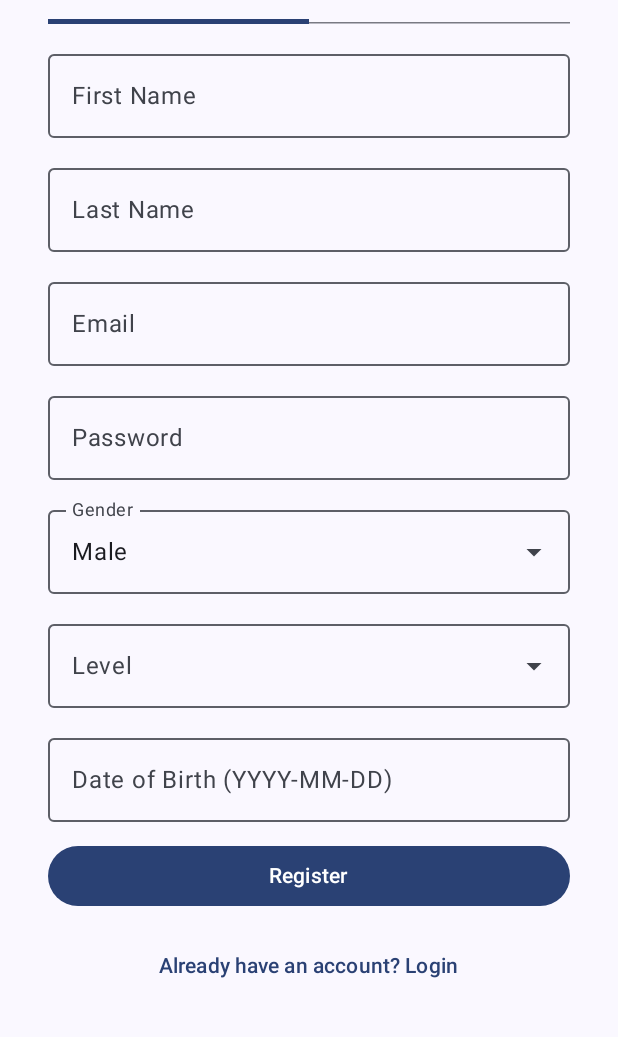
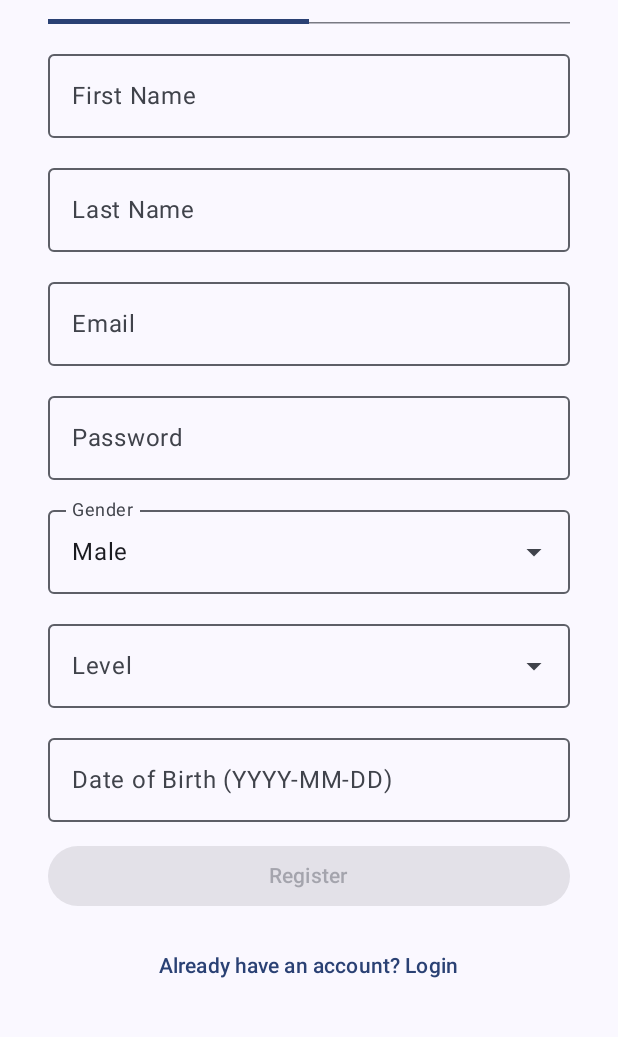
Before and after one commit to GodefroyL/mini_university_system, an Android app built with Jetpack Compose: the RegisterScreen screen opened through its navigation route, on a phone screen of 412 x 824 dp, the part 186-1223 px from its top. Run offline under Robolectric (Android 15) with nearby library versions, the phone set to English and light mode, and no system bars; our stand-ins replace Dagger/Hilt's generated code, Room's generated code.

Commit message:
fix of login

```diff
--- a/app/scrudstudents/src/main/java/com/tumme/scrudstudents/data/local/AppDatabase.kt
+++ b/app/scrudstudents/src/main/java/com/tumme/scrudstudents/data/local/AppDatabase.kt
@@ -13,7 +13,7 @@ import com.tumme.scrudstudents.data.local.model.*
         CourseEntity::class,
         SubscribeEntity::class,
     ],
-    version = 4, // Version incremented
+    version = 6, // Version incremented to force database recreation
     exportSchema = false
 )
 @TypeConverters(Converters::class)
--- a/app/scrudstudents/src/main/java/com/tumme/scrudstudents/ui/auth/RegisterScreen.kt
+++ b/app/scrudstudents/src/main/java/com/tumme/scrudstudents/ui/auth/RegisterScreen.kt
@@ -7,6 +7,7 @@ import androidx.compose.material3.*
 import androidx.compose.runtime.*
 import androidx.compose.ui.Alignment
 import androidx.compose.ui.Modifier
+import androidx.compose.ui.text.input.PasswordVisualTransformation
 import androidx.compose.ui.unit.dp
 import androidx.hilt.navigation.compose.hiltViewModel
 import com.tumme.scrudstudents.data.local.model.Gender
@@ -22,7 +23,6 @@ fun RegisterScreen(
 ) {
     val authState by viewModel.authState.collectAsState()
     val availableLevels by viewModel.availableLevels.collectAsState()
-
     var email by remember { mutableStateOf("") }
     var password by remember { mutableStateOf("") }
     var firstName by remember { mutableStateOf("") }
@@ -33,7 +33,17 @@ fun RegisterScreen(
     var genderMenuExpanded by remember { mutableStateOf(false) }
     var levelMenuExpanded by remember { mutableStateOf(false) }
     var selectedRole by remember { mutableStateOf(UserRole.STUDENT) }
+    var dateError by remember { mutableStateOf(false) }
 
+    // Validation des champs
+    val isStudentFormValid = firstName.isNotBlank() && lastName.isNotBlank() &&
+            email.isNotBlank() && password.isNotBlank() &&
+            selectedLevel.isNotBlank() && dateOfBirth.isNotBlank() && !dateError
+    val isTeacherFormValid = firstName.isNotBlank() && lastName.isNotBlank() &&
+            email.isNotBlank() && password.isNotBlank()
+    val isFormValid = if (selectedRole == UserRole.STUDENT) isStudentFormValid else isTeacherFormValid
+
+    // Effet de bord pour gérer la réussite de l'inscription
     LaunchedEffect(authState) {
         if (authState is AuthState.Authenticated) {
             onRegisterSuccess((authState as AuthState.Authenticated).user)
@@ -51,22 +61,54 @@ fun RegisterScreen(
         ) {
             Text("Register", style = MaterialTheme.typography.headlineLarge)
 
+            // Sélection du rôle (Étudiant/Enseignant)
             TabRow(selectedTabIndex = selectedRole.ordinal) {
-                Tab(selected = selectedRole == UserRole.STUDENT, onClick = { selectedRole = UserRole.STUDENT }) {
+                Tab(
+                    selected = selectedRole == UserRole.STUDENT,
+                    onClick = { selectedRole = UserRole.STUDENT }
+                ) {
                     Text("Student", modifier = Modifier.padding(16.dp))
                 }
-                Tab(selected = selectedRole == UserRole.TEACHER, onClick = { selectedRole = UserRole.TEACHER }) {
+                Tab(
+                    selected = selectedRole == UserRole.TEACHER,
+                    onClick = { selectedRole = UserRole.TEACHER }
+                ) {
                     Text("Teacher", modifier = Modifier.padding(16.dp))
                 }
             }
 
-            OutlinedTextField(value = firstName, onValueChange = { firstName = it }, label = { Text("First Name") }, modifier = Modifier.fillMaxWidth())
-            OutlinedTextField(value = lastName, onValueChange = { lastName = it }, label = { Text("Last Name") }, modifier = Modifier.fillMaxWidth())
-            OutlinedTextField(value = email, onValueChange = { email = it }, label = { Text("Email") }, modifier = Modifier.fillMaxWidth())
-            OutlinedTextField(value = password, onValueChange = { password = it }, label = { Text("Password") }, modifier = Modifier.fillMaxWidth())
+            // Champs communs
+            OutlinedTextField(
+                value = firstName,
+                onValueChange = { firstName = it },
+                label = { Text("First Name") },
+                modifier = Modifier.fillMaxWidth()
+            )
+            OutlinedTextField(
+                value = lastName,
+                onValueChange = { lastName = it },
+                label = { Text("Last Name") },
+                modifier = Modifier.fillMaxWidth()
+            )
+            OutlinedTextField(
+                value = email,
+                onValueChange = { email = it },
+                label = { Text("Email") },
+                modifier = Modifier.fillMaxWidth()
+            )
+            OutlinedTextField(
+                value = password,
+                onValueChange = { password = it },
+                label = { Text("Password") },
+                visualTransformation = PasswordVisualTransformation(),
+                modifier = Modifier.fillMaxWidth()
+            )
 
-            // Gender is common to both roles
-            ExposedDropdownMenuBox(expanded = genderMenuExpanded, onExpandedChange = { genderMenuExpanded = !genderMenuExpanded }) {
+            // Sélection du genre
+            ExposedDropdownMenuBox(
+                expanded = genderMenuExpanded,
+                onExpandedChange = { genderMenuExpanded = !genderMenuExpanded }
+            ) {
                 OutlinedTextField(
                     value = selectedGender.value,
                     onValueChange = {},
@@ -75,7 +117,10 @@ fun RegisterScreen(
                     trailingIcon = { ExposedDropdownMenuDefaults.TrailingIcon(expanded = genderMenuExpanded) },
                     modifier = Modifier.fillMaxWidth().menuAnchor()
                 )
-                ExposedDropdownMenu(expanded = genderMenuExpanded, onDismissRequest = { genderMenuExpanded = false }) {
+                ExposedDropdownMenu(
+                    expanded = genderMenuExpanded,
+                    onDismissRequest = { genderMenuExpanded = false }
+                ) {
                     Gender.values().forEach { gender ->
                         DropdownMenuItem(
                             text = { Text(gender.value) },
@@ -88,9 +133,12 @@ fun RegisterScreen(
                 }
             }
 
+            // Champs spécifiques aux étudiants
             if (selectedRole == UserRole.STUDENT) {
-                // Fields specific to Students
-                ExposedDropdownMenuBox(expanded = levelMenuExpanded, onExpandedChange = { levelMenuExpanded = !levelMenuExpanded }) {
+                ExposedDropdownMenuBox(
+                    expanded = levelMenuExpanded,
+                    onExpandedChange = { levelMenuExpanded = !levelMenuExpanded }
+                ) {
                     OutlinedTextField(
                         value = selectedLevel,
                         onValueChange = {},
@@ -99,7 +147,10 @@ fun RegisterScreen(
                         trailingIcon = { ExposedDropdownMenuDefaults.TrailingIcon(expanded = levelMenuExpanded) },
                         modifier = Modifier.fillMaxWidth().menuAnchor()
                     )
-                    ExposedDropdownMenu(expanded = levelMenuExpanded, onDismissRequest = { levelMenuExpanded = false }) {
+                    ExposedDropdownMenu(
+                        expanded = levelMenuExpanded,
+                        onDismissRequest = { levelMenuExpanded = false }
+                    ) {
                         availableLevels.forEach { level ->
                             DropdownMenuItem(
                                 text = { Text(level) },
@@ -111,14 +162,28 @@ fun RegisterScreen(
                         }
                     }
                 }
+
                 OutlinedTextField(
                     value = dateOfBirth,
-                    onValueChange = { dateOfBirth = it },
+                    onValueChange = {
+                        dateOfBirth = it
+                        dateError = !it.matches(Regex("""\d{4}-\d{2}-\d{2}"""))
+                    },
                     label = { Text("Date of Birth (YYYY-MM-DD)") },
+                    isError = dateError,
                     modifier = Modifier.fillMaxWidth()
                 )
+                if (dateError) {
+                    Text(
+                        text = "Format incorrect (YYYY-MM-DD)",
+                        color = MaterialTheme.colorScheme.error,
+                        style = MaterialTheme.typography.labelSmall,
+                        modifier = Modifier.fillMaxWidth().padding(start = 16.dp)
+                    )
+                }
             }
 
+            // Bouton d'inscription
             Button(
                 onClick = {
                     if (selectedRole == UserRole.STUDENT) {
@@ -138,17 +203,22 @@ fun RegisterScreen(
                             lastName = lastName,
                             email = email,
                             password = password,
-                            gender = selectedGender // Fix: Added missing gender parameter
+                            gender = selectedGender
                         )
                         viewModel.registerTeacher(teacher)
                     }
                 },
                 modifier = Modifier.fillMaxWidth(),
-                enabled = authState !is AuthState.Loading
+                enabled = authState !is AuthState.Loading && isFormValid
             ) {
-                Text("Register")
+                if (authState is AuthState.Loading) {
+                    CircularProgressIndicator(color = MaterialTheme.colorScheme.onPrimary)
+                } else {
+                    Text("Register")
+                }
             }
 
+            // Lien vers la page de login
             TextButton(onClick = onNavigateToLogin) {
                 Text("Already have an account? Login")
             }
--- a/app/scrudstudents/src/main/java/com/tumme/scrudstudents/ui/navigation/NavGraphs.kt
+++ b/app/scrudstudents/src/main/java/com/tumme/scrudstudents/ui/navigation/NavGraphs.kt
@@ -1,6 +1,7 @@
 package com.tumme.scrudstudents.ui.navigation
 
 import androidx.compose.runtime.Composable
+import androidx.compose.runtime.remember
 import androidx.compose.ui.Modifier
 import androidx.navigation.*
 import androidx.navigation.compose.NavHost
@@ -20,23 +21,17 @@ object Routes {
     const val LOGIN = "login"
     const val REGISTER = "register"
 
-    // Graph Roots
-    const val STUDENT_GRAPH = "student_graph"
-    const val TEACHER_GRAPH = "teacher_graph"
+    // Graph Roots with arguments
+    const val STUDENT_GRAPH = "student_graph/{studentId}/{studentLevel}"
+    const val TEACHER_GRAPH = "teacher_graph/{teacherId}"
 
-    // Student Routes
-    const val STUDENT_HOME = "student_home/{studentId}/{studentLevel}"
-
-    // Teacher Routes
-    const val TEACHER_HOME = "teacher_home/{teacherId}"
+    // Screen routes (simplified)
+    const val STUDENT_HOME = "student_home"
+    const val TEACHER_HOME = "teacher_home"
     const val DECLARE_COURSE = "declare_course"
     const val TEACHER_COURSE_DETAIL = "teacher_course_detail/{courseId}"
 }
 
-/**
- * The main navigation host for the entire application.
- * Handles authentication and redirects to the appropriate role-based navigation graph.
- */
 @Composable
 fun AppNavHost(navController: NavHostController, modifier: Modifier = Modifier) {
     NavHost(navController, startDestination = Routes.LOGIN, modifier = modifier) {
@@ -46,10 +41,14 @@ fun AppNavHost(navController: NavHostController, modifier: Modifier = Modifier)
                 onLoginSuccess = { user: LoggedInUser ->
                     val route = when (user.role) {
                         UserRole.STUDENT -> Routes.STUDENT_GRAPH
+                            .replace("{studentId}", user.id.toString())
+                            .replace("{studentLevel}", user.level!!)
                         UserRole.TEACHER -> Routes.TEACHER_GRAPH
+                            .replace("{teacherId}", user.id.toString())
                     }
                     navController.navigate(route) {
                         popUpTo(Routes.LOGIN) { inclusive = true }
+                        launchSingleTop = true
                     }
                 },
                 onNavigateToRegister = { navController.navigate(Routes.REGISTER) }
@@ -60,12 +59,16 @@ fun AppNavHost(navController: NavHostController, modifier: Modifier = Modifier)
                 onRegisterSuccess = { user: LoggedInUser ->
                     val route = when (user.role) {
                         UserRole.STUDENT -> Routes.STUDENT_GRAPH
+                            .replace("{studentId}", user.id.toString())
+                            .replace("{studentLevel}", user.level!!)
                         UserRole.TEACHER -> Routes.TEACHER_GRAPH
+                            .replace("{teacherId}", user.id.toString())
                     }
                     navController.navigate(route) {
                         popUpTo(Routes.LOGIN) { inclusive = true }
+                        launchSingleTop = true
                     }
-                 },
+                },
                 onNavigateToLogin = { navController.popBackStack() }
             )
         }
@@ -76,23 +79,15 @@ fun AppNavHost(navController: NavHostController, modifier: Modifier = Modifier)
     }
 }
 
-/**
- * Defines the navigation graph for the Student role.
- */
 private fun NavGraphBuilder.studentGraph(navController: NavHostController) {
     navigation(
-        route = Routes.STUDENT_GRAPH,
-        startDestination = Routes.STUDENT_HOME
+        startDestination = Routes.STUDENT_HOME,
+        route = Routes.STUDENT_GRAPH
     ) {
-        composable(
-            route = Routes.STUDENT_HOME,
-            arguments = listOf(
-                navArgument("studentId") { type = NavType.IntType },
-                navArgument("studentLevel") { type = NavType.StringType; nullable = true }
-            )
-        ) {
-            val studentId = it.arguments?.getInt("studentId") ?: 0
-            val studentLevel = it.arguments?.getString("studentLevel") ?: ""
+        composable(Routes.STUDENT_HOME) {
+            val parentEntry = remember(it) { navController.getBackStackEntry(Routes.STUDENT_GRAPH) }
+            val studentId = parentEntry.arguments?.getInt("studentId") ?: 0
+            val studentLevel = parentEntry.arguments?.getString("studentLevel") ?: ""
             StudentHomeScreen(
                 studentId = studentId,
                 studentLevel = studentLevel,
@@ -102,19 +97,14 @@ private fun NavGraphBuilder.studentGraph(navController: NavHostController) {
     }
 }
 
-/**
- * Defines the navigation graph for the Teacher role.
- */
 private fun NavGraphBuilder.teacherGraph(navController: NavHostController) {
     navigation(
-        route = Routes.TEACHER_GRAPH,
-        startDestination = Routes.TEACHER_HOME
+        startDestination = Routes.TEACHER_HOME,
+        route = Routes.TEACHER_GRAPH
     ) {
-        composable(
-            route = Routes.TEACHER_HOME,
-            arguments = listOf(navArgument("teacherId") { type = NavType.IntType })
-        ) {
-            val teacherId = it.arguments?.getInt("teacherId") ?: 0
+        composable(Routes.TEACHER_HOME) {
+            val parentEntry = remember(it) { navController.getBackStackEntry(Routes.TEACHER_GRAPH) }
+            val teacherId = parentEntry.arguments?.getInt("teacherId") ?: 0
             TeacherHomeScreen(
                 teacherId = teacherId,
                 navController = navController,
--- a/gradle/libs.versions.toml
+++ b/gradle/libs.versions.toml
@@ -1,5 +1,5 @@
 [versions]
-agp = "8.12.3"
+agp = "8.13.0"
 kotlin = "2.0.21"
 coreKtx = "1.17.0"
 junit = "4.13.2"
```
Also changed, not shown: app/scrudstudents/src/main/java/com/tumme/scrudstudents/data/local/model/StudentEntity.kt (+4 -4 lines), app/scrudstudents/src/main/java/com/tumme/scrudstudents/data/repository/SCRUDRepository.kt (+10 -10 lines), app/scrudstudents/src/main/java/com/tumme/scrudstudents/di/AppModule.kt (+16 -30 lines), app/scrudstudents/src/main/java/com/tumme/scrudstudents/ui/auth/AuthViewModel.kt (+6 -4 lines).
